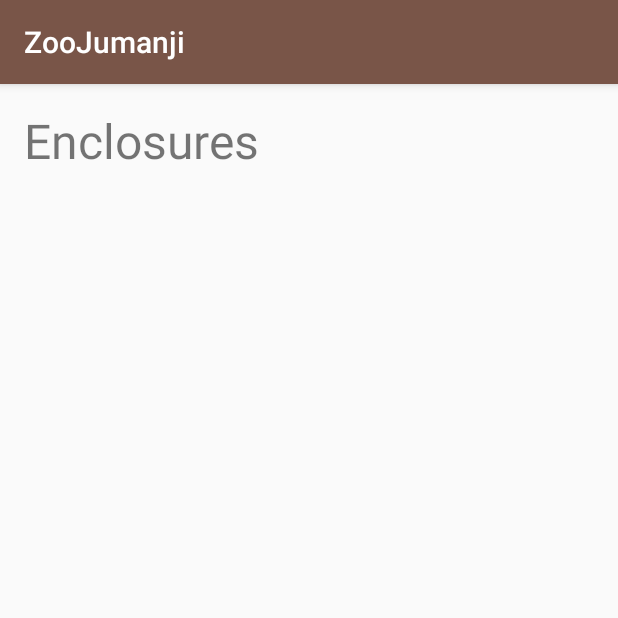
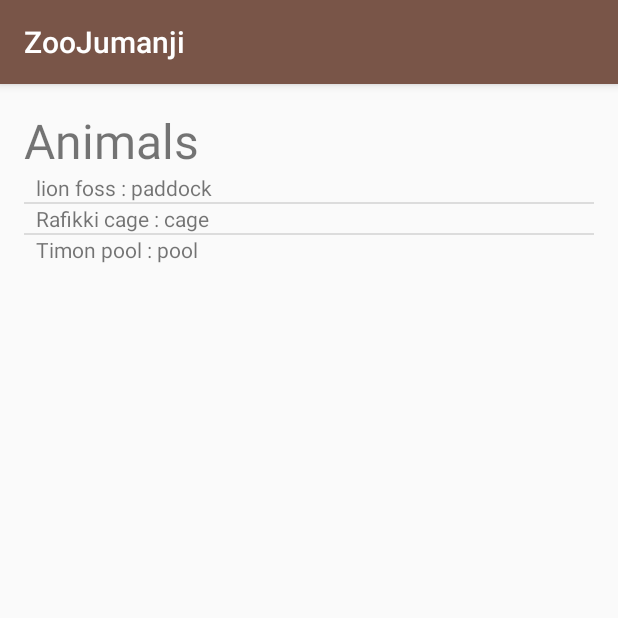
Before and after one commit to ZooJumanji/ZooJumanji, an Android app: the screen it shows after launch (EnclosureActivity), after a tap on an icon or button, on a phone screen of 412 x 824 dp, the top half of it. Run offline under Robolectric (Android 15) with nearby library versions, the phone set to English and light mode, and no system bars.

Commit message:
List paddock

```diff
--- a/Android/app/src/main/AndroidManifest.xml
+++ b/Android/app/src/main/AndroidManifest.xml
@@ -22,7 +22,8 @@
         <activity android:name=".EnclosureActivity" />
         <activity android:name=".FoodActivity" />
         <activity android:name=".TicketActivity" />
-        <activity android:name=".AnimalDetailActivity"></activity>
+        <activity android:name=".AnimalDetailActivity" />
+        <activity android:name=".EnclosureDetailActivity"></activity>
     </application>
 
 </manifest>
--- a/Android/app/src/main/java/com/example/hb/zoojumanji/EnclosureActivity.java
+++ b/Android/app/src/main/java/com/example/hb/zoojumanji/EnclosureActivity.java
@@ -1,7 +1,21 @@
 package com.example.hb.zoojumanji;
 
+import android.content.Intent;
 import android.support.v7.app.AppCompatActivity;
 import android.os.Bundle;
+import android.view.View;
+import android.widget.AdapterView;
+import android.widget.ArrayAdapter;
+import android.widget.ListView;
+import android.widget.TextView;
+
+import com.example.hb.zoojumanji.adapter.AnimalAdapter;
+import com.example.hb.zoojumanji.adapter.EnclosureAdapter;
+import com.example.hb.zoojumanji.dataManager.DataManager;
+import com.example.hb.zoojumanji.object.Animal;
+import com.example.hb.zoojumanji.object.Enclosure;
+
+import java.util.List;
 
 public class EnclosureActivity extends AppCompatActivity {
 
@@ -9,5 +23,30 @@ public class EnclosureActivity extends AppCompatActivity {
     protected void onCreate(Bundle savedInstanceState) {
         super.onCreate(savedInstanceState);
         setContentView(R.layout.activity_enclosure);
+
+        // Get list of animals
+        List<Enclosure> list = DataManager.getEnclosures();
+
+        // Generate specific adapter
+        ArrayAdapter<Enclosure> adapter = new EnclosureAdapter(this,
+                R.layout.list_enclosure_item, R.id.enclosure_name, list);
+
+        // Display list
+        ListView listView = (ListView) findViewById(R.id.enclosures_list);
+        listView.setAdapter(adapter);
+
+        // Add event listener on elements of list
+        listView.setOnItemClickListener(new AdapterView.OnItemClickListener() {
+            @Override
+            public void onItemClick(AdapterView<?> parent, View view, int position, long id) {
+
+                // Send to detail page with id in argument
+                Intent intent = new Intent(EnclosureActivity.this, EnclosureDetailActivity.class);
+                TextView id_text = (TextView) view.findViewById(R.id.enclosure_id);
+                intent.putExtra("id", Integer.valueOf(String.valueOf(id_text.getText())));
+
+                startActivity(intent);
+            }
+        });
     }
 }
--- a/Android/app/src/main/java/com/example/hb/zoojumanji/adapter/EnclosureAdapter.java
+++ b/Android/app/src/main/java/com/example/hb/zoojumanji/adapter/EnclosureAdapter.java
@@ -8,6 +8,7 @@ import android.view.ViewGroup;
 import android.widget.ArrayAdapter;
 import android.widget.TextView;
 
+import com.example.hb.zoojumanji.EnclosureActivity;
 import com.example.hb.zoojumanji.R;
 import com.example.hb.zoojumanji.object.Animal;
 import com.example.hb.zoojumanji.object.Enclosure;
@@ -29,18 +30,20 @@ public class EnclosureAdapter extends ArrayAdapter<Enclosure> {
     public View getView(int position, View convertView, ViewGroup parent) {
 
         // Generate specific view
-        View view = LayoutInflater.from(getContext()).inflate(R.layout.list_animal_item, null);
+        View view = LayoutInflater.from(getContext()).inflate(R.layout.list_enclosure_item, null);
 
         // Get animal from position
         Enclosure enclosure = getItem(position);
 
         // Get multiple elements
-        TextView id_text = (TextView) view.findViewById(R.id.animal_id);
-        TextView name_text = (TextView) view.findViewById(R.id.animal_name);
+        TextView id_text = (TextView) view.findViewById(R.id.enclosure_id);
+        TextView name_text = (TextView) view.findViewById(R.id.enclosure_name);
+        TextView type_text = (TextView) view.findViewById(R.id.enclosure_type);
 
         // Insert values
         id_text.setText(String.valueOf(enclosure.getId()));
         name_text.setText(enclosure.getName());
+        type_text.setText(enclosure.getType());
 
         return view;
     }
--- a/Android/app/src/main/java/com/example/hb/zoojumanji/dataManager/DataManager.java
+++ b/Android/app/src/main/java/com/example/hb/zoojumanji/dataManager/DataManager.java
@@ -2,6 +2,7 @@ package com.example.hb.zoojumanji.dataManager;
 
 import com.example.hb.zoojumanji.R;
 import com.example.hb.zoojumanji.object.Animal;
+import com.example.hb.zoojumanji.object.Enclosure;
 
 import java.util.ArrayList;
 import java.util.List;
@@ -18,7 +19,12 @@ public class DataManager {
     public static final Animal NALA    = new Animal(3, "Nala", 8, Animal.SEX_FEMALE, Animal.SPECIES_LION, Animal.TYPE_CARNIVOROUS);
     public static final Animal RAFIKKI = new Animal(4, "Rafikki", 82, Animal.SEX_MALE, Animal.SPECIES_MONKEY, Animal.TYPE_OMNIVOROUS);
 
+    public static final Enclosure LION_FOSS   = new Enclosure(0, "lion foss", 2, Enclosure.ENCLOSURE_TYPE_PADDOCK);
+    public static final Enclosure MONKEY_CAGE   = new Enclosure(1, "Rafikki cage", 12, Enclosure.ENCLOSURE_TYPE_CAGE);
+    public static final Enclosure TIMON_POOL   = new Enclosure(2, "Timon pool", 4, Enclosure.ENCLOSURE_TYPE_POOL);
+
     protected static List<Animal> animalsList = new ArrayList<>();
+    protected static List<Enclosure> enclosuresList = new ArrayList<>();
 
     public static List<Animal> getAnimals() {
 
@@ -46,4 +52,34 @@ public class DataManager {
         throw new IllegalArgumentException("Unknown animal");
     }
 
+    public static List<Enclosure> getEnclosures() {
+
+        // Initialize list if is empty
+        if (enclosuresList.isEmpty()) {
+            enclosuresList.add(LION_FOSS);
+            enclosuresList.add(MONKEY_CAGE);
+            enclosuresList.add(TIMON_POOL);
+
+            LION_FOSS.addAnimal(SIMBA);
+            LION_FOSS.addAnimal(NALA);
+            MONKEY_CAGE.addAnimal(RAFIKKI);
+            TIMON_POOL.addAnimal(TIMON);
+            TIMON_POOL.addAnimal(PUMBA);
+        }
+
+        return enclosuresList;
+    }
+
+    // Get Animal from id
+    public static Enclosure getEnclosure(int id) {
+        List<Enclosure> list = getEnclosures();
+        for (Enclosure enclosure : list) {
+            if(enclosure.getId() == id) {
+                return enclosure;
+            }
+        }
+
+        throw new IllegalArgumentException("Unknown enclosure");
+    }
+
 }
--- a/Android/app/src/main/res/layout/activity_enclosure.xml
+++ b/Android/app/src/main/res/layout/activity_enclosure.xml
@@ -1,5 +1,5 @@
 <?xml version="1.0" encoding="utf-8"?>
-<ScrollView xmlns:android="http://schemas.android.com/apk/res/android"
+<RelativeLayout xmlns:android="http://schemas.android.com/apk/res/android"
     xmlns:tools="http://schemas.android.com/tools"
     android:layout_width="match_parent"
     android:layout_height="match_parent"
@@ -7,13 +7,26 @@
     android:paddingLeft="@dimen/activity_horizontal_margin"
     android:paddingRight="@dimen/activity_horizontal_margin"
     android:paddingTop="@dimen/activity_vertical_margin"
-    tools:context="com.example.hb.zoojumanji.EnclosureActivity">
+    tools:context="com.example.hb.zoojumanji.AnimalActivity">
 
-    <TextView
-        android:id="@+id/title_text"
-        android:layout_width="wrap_content"
+    <LinearLayout
+        android:layout_width="match_parent"
         android:layout_height="wrap_content"
-        android:textSize="@dimen/title_size"
-        android:text="@string/enclosure_title" />
+        android:orientation="vertical">
 
-</ScrollView>
+        <TextView
+            android:id="@+id/title_text"
+            android:layout_width="wrap_content"
+            android:layout_height="wrap_content"
+            android:textSize="@dimen/title_size"
+            android:text="@string/animal_title" />
+
+        <ListView
+            android:id="@+id/enclosures_list"
+            android:layout_width="match_parent"
+            android:layout_height="wrap_content">
+        </ListView>
+
+    </LinearLayout>
+
+</RelativeLayout>
--- /dev/null
+++ b/Android/app/src/main/res/layout/list_enclosure_item.xml
@@ -0,0 +1,27 @@
+<?xml version="1.0" encoding="utf-8"?>
+<LinearLayout xmlns:android="http://schemas.android.com/apk/res/android"
+    android:layout_width="match_parent"
+    android:layout_height="wrap_content" >
+
+    <TextView
+        android:layout_width="wrap_content"
+        android:layout_height="wrap_content"
+        android:id="@+id/enclosure_id"
+        android:visibility="invisible" />
+
+    <TextView
+        android:layout_width="wrap_content"
+        android:layout_height="wrap_content"
+        android:id="@+id/enclosure_name" />
+
+    <TextView
+        android:layout_width="wrap_content"
+        android:layout_height="wrap_content"
+        android:text=" : " />
+
+    <TextView
+        android:layout_width="wrap_content"
+        android:layout_height="wrap_content"
+        android:id="@+id/enclosure_type" />
+
+</LinearLayout>
--- a/Android/app/src/main/res/values/strings.xml
+++ b/Android/app/src/main/res/values/strings.xml
@@ -32,5 +32,12 @@
     <string name="detail_label_sex">Sex : </string>
     <string name="detail_label_species">Species : </string>
     <string name="detail_label_type">Type : </string>
+    <string name="detail_label_max">Max : </string>
+
+    <string name="enclosure_type_cage">cage</string>
+    <string name="enclosure_type_paddock">paddock</string>
+    <string name="enclosure_type_pool">pool</string>
+    <string name="enclosure_type_aquarium">aquarium</string>
+    <string name="enclosure_type_vivarium">vivarium</string>
 
 </resources>
```
Also changed, not shown: Android/app/src/main/java/com/example/hb/zoojumanji/EnclosureDetailActivity.java (added, +52 -0 lines), Android/app/src/main/java/com/example/hb/zoojumanji/object/Enclosure.java (+32 -14 lines), Android/app/src/main/res/layout/activity_enclosure_detail.xml (added, +80 -0 lines), 1 other file.
